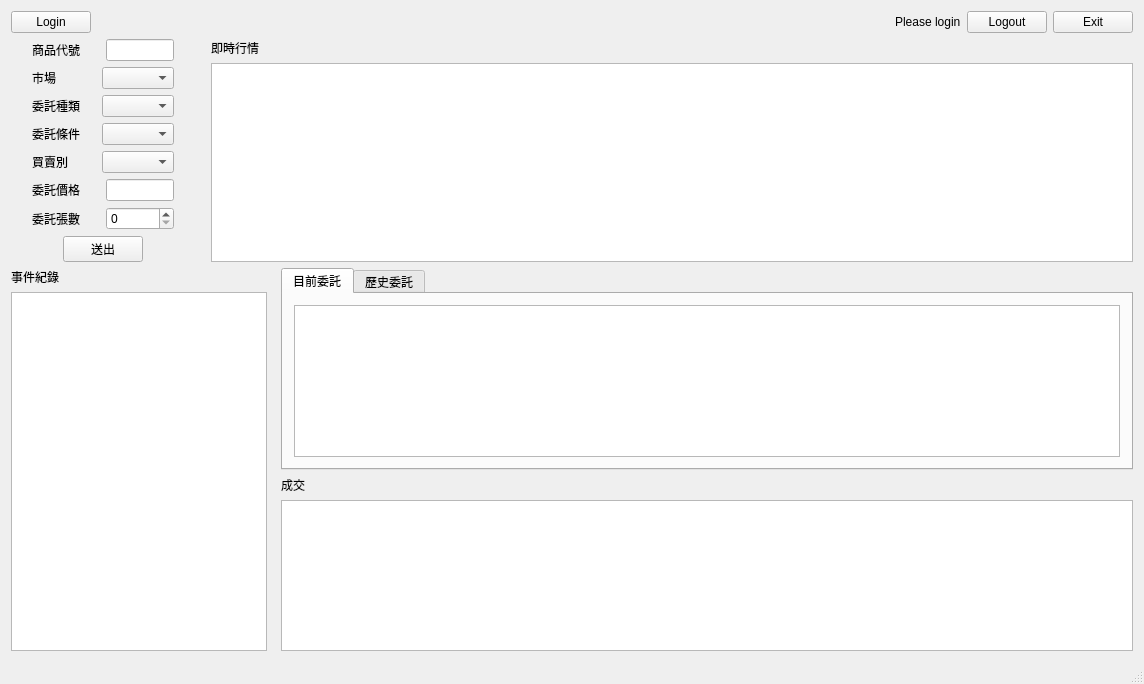
Old version of the form orderBeta/mainwindow.ui in the repository Gaitui/orderBeta.
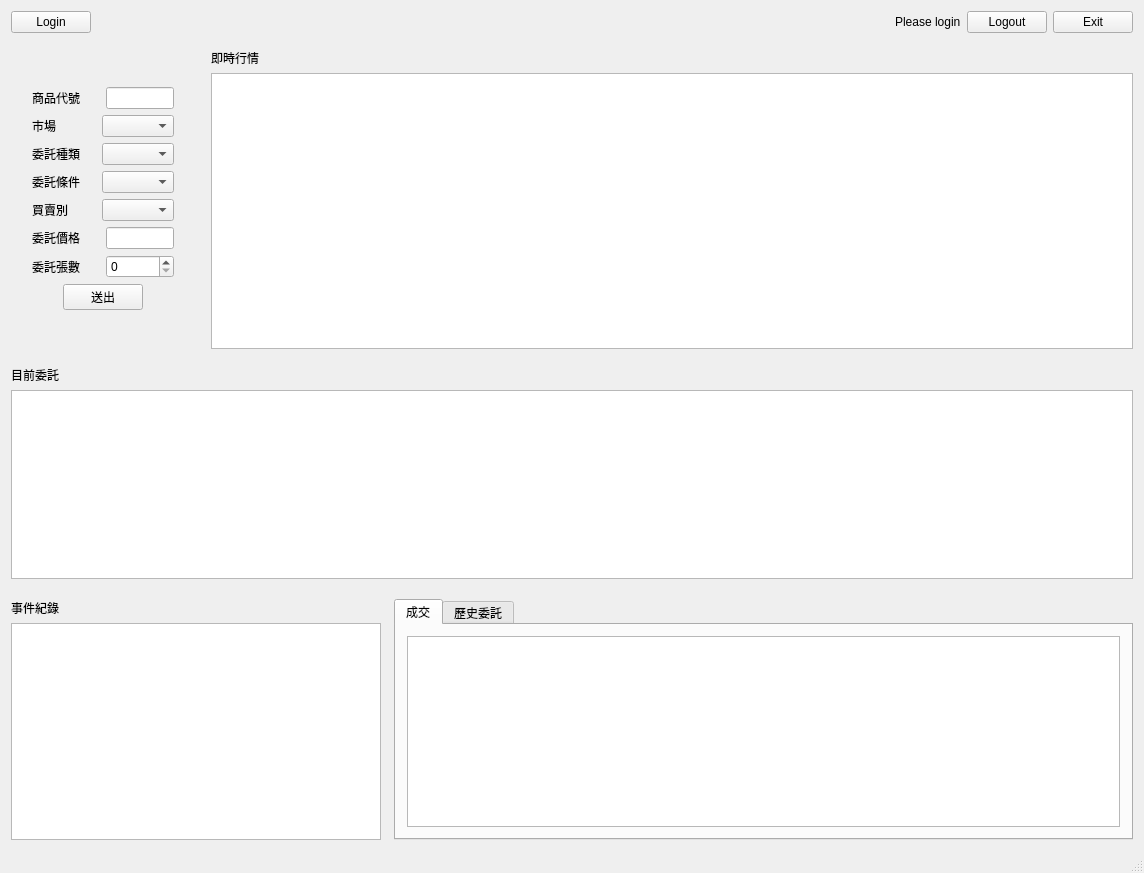
New version of the form. The open tabs and pages were chosen to show the change.

Diff of the .ui file:
```diff
--- a/orderBeta/mainwindow.ui
+++ b/orderBeta/mainwindow.ui
@@ -7,7 +7,7 @@
     <x>0</x>
     <y>0</y>
     <width>1144</width>
-    <height>684</height>
+    <height>873</height>
    </rect>
   </property>
   <property name="windowTitle">
@@ -16,7 +16,7 @@
   <widget class="QWidget" name="centralWidget">
    <layout class="QGridLayout" name="gridLayout_3">
     <item row="0" column="0">
-     <layout class="QVBoxLayout" name="verticalLayout_6">
+     <layout class="QVBoxLayout" name="verticalLayout_4">
       <item>
        <layout class="QHBoxLayout" name="horizontalLayout">
         <item>
@@ -305,6 +305,33 @@
         </item>
        </layout>
       </item>
+      <item>
+       <spacer name="verticalSpacer_3">
+        <property name="orientation">
+         <enum>Qt::Vertical</enum>
+        </property>
+        <property name="sizeHint" stdset="0">
+         <size>
+          <width>20</width>
+          <height>13</height>
+         </size>
+        </property>
+       </spacer>
+      </item>
+      <item>
+       <layout class="QVBoxLayout" name="verticalLayout_2">
+        <item>
+         <widget class="QLabel" name="label_6">
+          <property name="text">
+           <string>目前委託</string>
+          </property>
+         </widget>
+        </item>
+        <item>
+         <widget class="QTableView" name="nowentrust"/>
+        </item>
+       </layout>
+      </item>
       <item>
        <spacer name="verticalSpacer_6">
         <property name="orientation">
@@ -319,7 +346,7 @@
        </spacer>
       </item>
       <item>
-       <layout class="QHBoxLayout" name="horizontalLayout_8" stretch="30,1,100">
+       <layout class="QHBoxLayout" name="horizontalLayout_8" stretch="50,1,100">
         <item>
          <layout class="QVBoxLayout" name="verticalLayout_5">
           <item>
@@ -348,19 +375,17 @@
          </spacer>
         </item>
         <item>
-         <layout class="QVBoxLayout" name="verticalLayout_2">
-          <item>
            <widget class="QTabWidget" name="tabWidget">
             <property name="currentIndex">
              <number>1</number>
             </property>
             <widget class="QWidget" name="Tab_1">
              <attribute name="title">
-              <string>目前委託</string>
+            <string>成交</string>
              </attribute>
              <layout class="QGridLayout" name="gridLayout_2">
-              <item row="0" column="0">
-               <widget class="QTableView" name="nowentrust"/>
+            <item row="1" column="0">
+             <widget class="QTableView" name="deal"/>
               </item>
              </layout>
             </widget>
@@ -376,54 +401,11 @@
             </widget>
            </widget>
           </item>
-          <item>
-           <layout class="QVBoxLayout" name="verticalLayout_4">
-            <item>
-             <widget class="QLabel" name="label_6">
-              <property name="text">
-               <string>成交</string>
-              </property>
-             </widget>
-            </item>
-            <item>
-             <widget class="QTableView" name="deal"/>
-            </item>
            </layout>
           </item>
          </layout>
         </item>
        </layout>
-      </item>
-     </layout>
-    </item>
-   </layout>
-   <zorder>login</zorder>
-   <zorder>exit</zorder>
-   <zorder>horizontalSpacer</zorder>
-   <zorder>realtime</zorder>
-   <zorder>tabWidget</zorder>
-   <zorder>pushButton_3</zorder>
-   <zorder>spinBox</zorder>
-   <zorder>comboBox</zorder>
-   <zorder>label</zorder>
-   <zorder>label_2</zorder>
-   <zorder>label_3</zorder>
-   <zorder>label_4</zorder>
-   <zorder>verticalSpacer</zorder>
-   <zorder>verticalSpacer_2</zorder>
-   <zorder>horizontalSpacer_2</zorder>
-   <zorder>horizontalSpacer_3</zorder>
-   <zorder>label_5</zorder>
-   <zorder>deal</zorder>
-   <zorder>label_6</zorder>
-   <zorder>label_7</zorder>
-   <zorder>tableView_3</zorder>
-   <zorder>horizontalSpacer_4</zorder>
-   <zorder>horizontalSpacer_5</zorder>
-   <zorder>verticalSpacer_4</zorder>
-   <zorder>pushButton_3</zorder>
-   <zorder>label_6</zorder>
-   <zorder>realtime</zorder>
    <zorder></zorder>
    <zorder>lineEdit_2</zorder>
    <zorder>label_4</zorder>
```
Left out of the diff: 13 changed lines with no effect on the pictures. Lines whose indentation alone changed are shown as unchanged.
